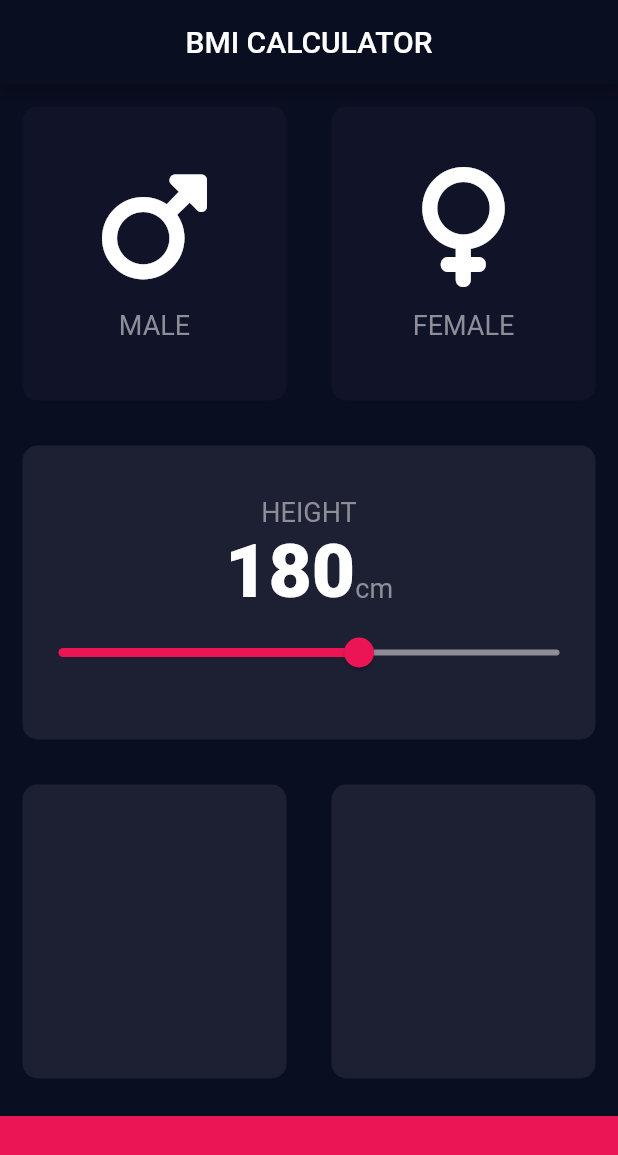
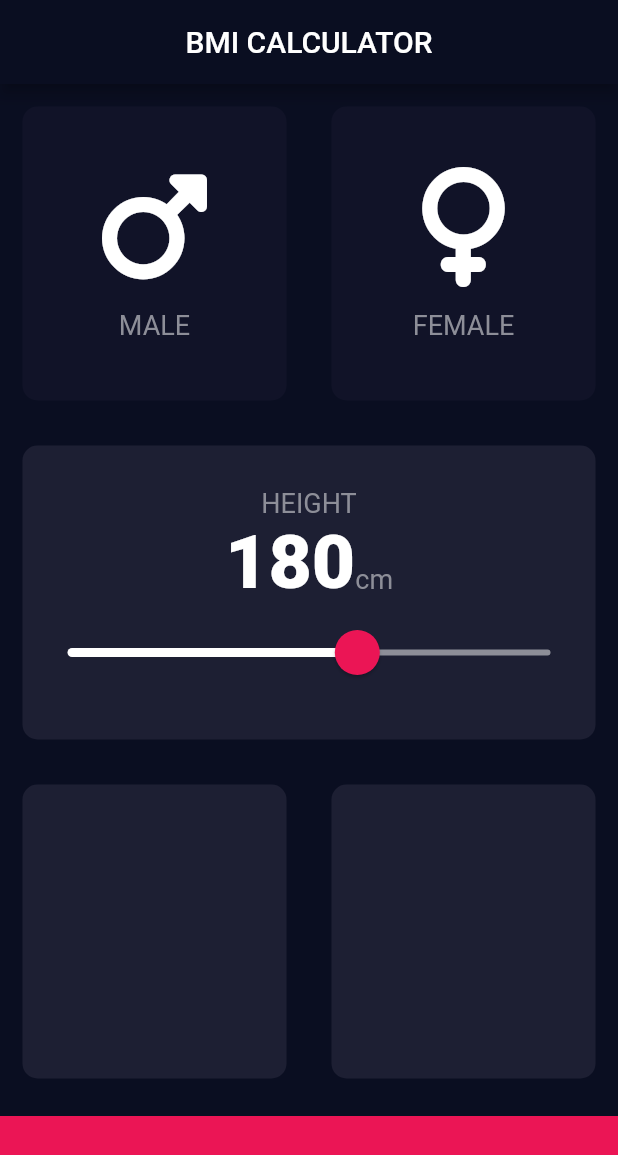
Before and after one commit to yukilaurentiu/bmi_flutter, a Flutter app: the screen it shows after launch, on a phone screen of 412 x 824 dp. Shown: the top 1155 px of the screen. Run offline on Flutter 3.47's test engine with Material 2 defaults, Android fonts, the phone set to English and light mode, and no system bars; our stand-ins replace font_awesome_flutter.

Commit message:
customised Widget

```diff
--- a/lib/constants.dart
+++ b/lib/constants.dart
@@ -3,7 +3,7 @@ import 'package:flutter/material.dart';
 const bottomContainerHeight = 80.0;
 const basicColor = Color(0xFF1D1F33);
 const inactiveColor = Color(0xFF111328);
-const footerColor = Color(0xFFEB1555);
+const pinkColor = Color(0xFFEB1555);
 
 const labelTextStyle = TextStyle(
   fontSize: 18.0,
--- a/lib/input_page.dart
+++ b/lib/input_page.dart
@@ -25,7 +25,7 @@ class _InputPageState extends State<InputPage> {
   // }
 
   // GenderType gender = GenderType.none;
-  // void updateColor(GenderType g) {
+  // void updateColor(GenderType g) {F
   //   if (g == gender) {
   //     gender = GenderType.none;
   //     maleColor = inactiveColor;
@@ -101,17 +101,26 @@ class _InputPageState extends State<InputPage> {
                       const Text('cm', style: labelTextStyle),
                     ],
                   ),
-                  Slider(
+                  SliderTheme(
+                    data: const SliderThemeData(
+                      activeTrackColor: Colors.white,
+                        inactiveTrackColor: Color(0xFF8D8E98),
+                        thumbColor: pinkColor,
+                        overlayColor: Color(0x29EB1555),
+                        thumbShape: RoundSliderThumbShape(
+                            enabledThumbRadius: 15.0),
+                        overlayShape:
+                            const RoundSliderOverlayShape(overlayRadius: 30.0)),
+                    child: Slider(
                         value: height.toDouble(),
                         min: 120.0,
                         max: 220.0,
-                      activeColor: footerColor,
-                      inactiveColor: Color(0xFF8D8E98),
                         onChanged: (double newValue) {
                           setState(() {
                             height = newValue.round();
                           });
-                      })
+                        }),
+                  )
                 ],
               ),
             ),
@@ -133,7 +142,7 @@ class _InputPageState extends State<InputPage> {
           )),
           Container(
             // child: Text('hello'),
-            color: footerColor,
+            color: pinkColor,
             margin: const EdgeInsets.only(top: 10.0),
             width: double.infinity,
             height: bottomContainerHeight,
```
Lines whose indentation alone changed are shown as unchanged.
